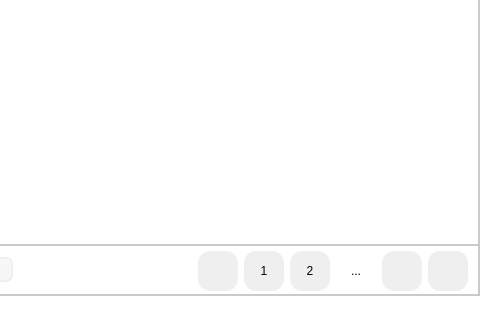
Old version of the form athletes_list_manager_app/src/ui/search_window.ui in the repository dBurbas/my-education; both pictures show x 420 to 900 and y 260 to 580 of the 900 by 580 pixel window.
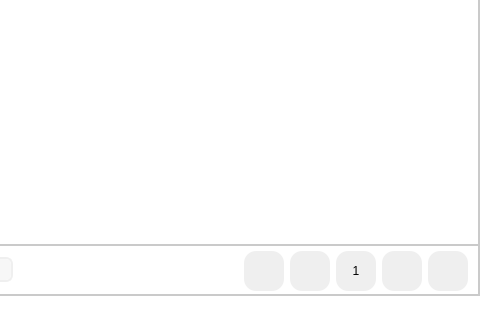
New version of the form. Icons and pictures are not drawn.

```diff
--- a/athletes_list_manager_app/src/ui/search_window.ui
+++ b/athletes_list_manager_app/src/ui/search_window.ui
@@ -849,6 +849,37 @@
               </property>
              </spacer>
             </item>
+            <item>
+             <widget class="QPushButton" name="first_page_button">
+              <property name="sizePolicy">
+               <sizepolicy hsizetype="Fixed" vsizetype="Fixed">
+                <horstretch>0</horstretch>
+                <verstretch>0</verstretch>
+               </sizepolicy>
+              </property>
+              <property name="minimumSize">
+               <size>
+                <width>40</width>
+                <height>40</height>
+               </size>
+              </property>
+              <property name="maximumSize">
+               <size>
+                <width>40</width>
+                <height>40</height>
+               </size>
+              </property>
+              <property name="cursor">
+               <cursorShape>PointingHandCursor</cursorShape>
+              </property>
+              <property name="text">
+               <string/>
+              </property>
+              <property name="icon">
+               <iconset theme="media-seek-backward"/>
+              </property>
+             </widget>
+            </item>
             <item>
              <widget class="QPushButton" name="prev_pagination_button">
               <property name="sizePolicy">
@@ -886,7 +917,7 @@
              </widget>
             </item>
             <item>
-             <widget class="QPushButton" name="first_page_button">
+             <widget class="QPushButton" name="current_page_button">
               <property name="sizePolicy">
                <sizepolicy hsizetype="Fixed" vsizetype="Fixed">
                 <horstretch>0</horstretch>
@@ -913,62 +944,6 @@
               </property>
              </widget>
             </item>
-            <item>
-             <widget class="QPushButton" name="second_page_button">
-              <property name="sizePolicy">
-               <sizepolicy hsizetype="Fixed" vsizetype="Fixed">
-                <horstretch>0</horstretch>
-                <verstretch>0</verstretch>
-               </sizepolicy>
-              </property>
-              <property name="minimumSize">
-               <size>
-                <width>40</width>
-                <height>40</height>
-               </size>
-              </property>
-              <property name="maximumSize">
-               <size>
-                <width>40</width>
-                <height>40</height>
-               </size>
-              </property>
-              <property name="cursor">
-               <cursorShape>PointingHandCursor</cursorShape>
-              </property>
-              <property name="text">
-               <string>2</string>
-              </property>
-             </widget>
-            </item>
-            <item>
-             <widget class="QLabel" name="pagination_ellipsis_label">
-              <property name="sizePolicy">
-               <sizepolicy hsizetype="Fixed" vsizetype="Fixed">
-                <horstretch>0</horstretch>
-                <verstretch>0</verstretch>
-               </sizepolicy>
-              </property>
-              <property name="minimumSize">
-               <size>
-                <width>40</width>
-                <height>40</height>
-               </size>
-              </property>
-              <property name="maximumSize">
-               <size>
-                <width>40</width>
-                <height>40</height>
-               </size>
-              </property>
-              <property name="text">
-               <string>...</string>
-              </property>
-              <property name="alignment">
-               <set>Qt::AlignmentFlag::AlignCenter</set>
-              </property>
-             </widget>
-            </item>
             <item>
              <widget class="QPushButton" name="next_pagination_button">
               <property name="sizePolicy">
```
